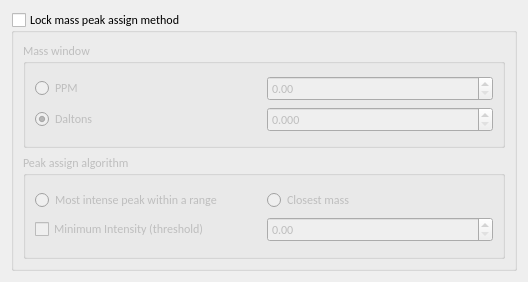
First picture: the form in src/libs/adwidgets/mslockform.ui, repository qtplatz/qtplatz, before the edit.
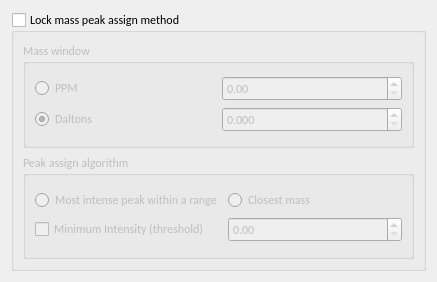
Second picture: the form after the edit.

Diff of the .ui file:
```diff
--- a/src/libs/adwidgets/mslockform.ui
+++ b/src/libs/adwidgets/mslockform.ui
@@ -6,7 +6,7 @@
    <rect>
     <x>0</x>
     <y>0</y>
-    <width>528</width>
+    <width>437</width>
     <height>282</height>
    </rect>
   </property>
```
